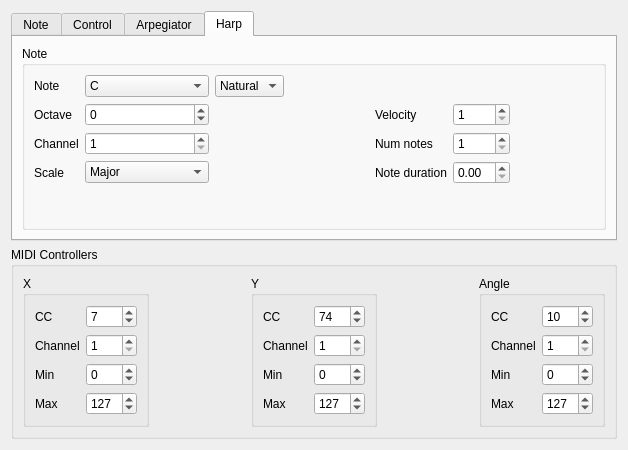
Qt form fiducialproperties.ui (mantaraya36/Blocks) before a commit.
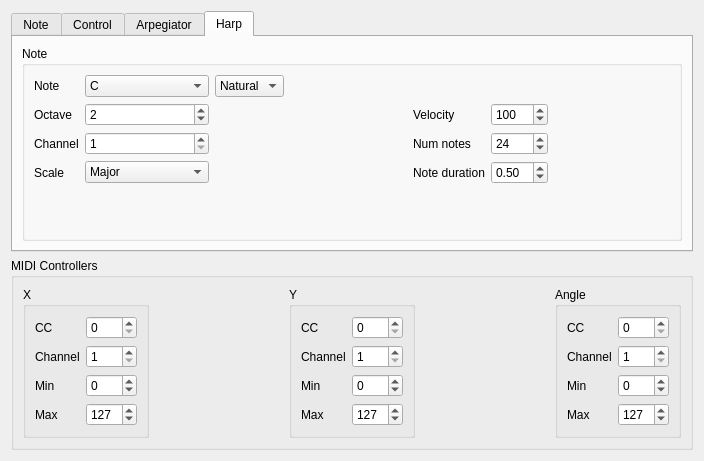
The same form after that commit. The open tabs and pages were chosen to show the change.

```diff
--- a/fiducialproperties.ui
+++ b/fiducialproperties.ui
@@ -6,8 +6,8 @@
    <rect>
     <x>0</x>
     <y>0</y>
-    <width>628</width>
-    <height>450</height>
+    <width>704</width>
+    <height>461</height>
    </rect>
   </property>
   <property name="windowTitle">
@@ -910,6 +910,9 @@
             <property name="maximum">
              <number>127</number>
             </property>
+            <property name="value">
+             <number>24</number>
+            </property>
             <property name="num" stdset="0">
              <string>46</string>
             </property>
@@ -927,6 +930,9 @@
           </item>
           <item row="3" column="5">
            <widget class="QDoubleSpinBox" name="harpDurSpinBox">
+            <property name="value">
+             <double>0.500000000000000</double>
+            </property>
             <property name="num" stdset="0">
              <string>48</string>
             </property>
@@ -943,6 +949,9 @@
             <property name="maximum">
              <number>8</number>
             </property>
+            <property name="value">
+             <number>2</number>
+            </property>
             <property name="num" stdset="0">
              <string>42</string>
             </property>
@@ -1013,6 +1022,9 @@
             <property name="maximum">
              <number>127</number>
             </property>
+            <property name="value">
+             <number>100</number>
+            </property>
             <property name="num" stdset="0">
              <string>43</string>
             </property>
@@ -1112,7 +1124,7 @@
             <number>127</number>
            </property>
            <property name="value">
-            <number>10</number>
+            <number>0</number>
            </property>
            <property name="num" stdset="0">
             <string>14</string>
@@ -1163,7 +1175,7 @@
             <number>127</number>
            </property>
            <property name="value">
-            <number>74</number>
+            <number>0</number>
            </property>
            <property name="num" stdset="0">
             <string>10</string>
@@ -1296,7 +1308,7 @@
             <number>127</number>
            </property>
            <property name="value">
-            <number>7</number>
+            <number>0</number>
            </property>
            <property name="num" stdset="0">
             <string>6</string>
```
Left out of the diff: 20 changed lines with no effect on the pictures.
